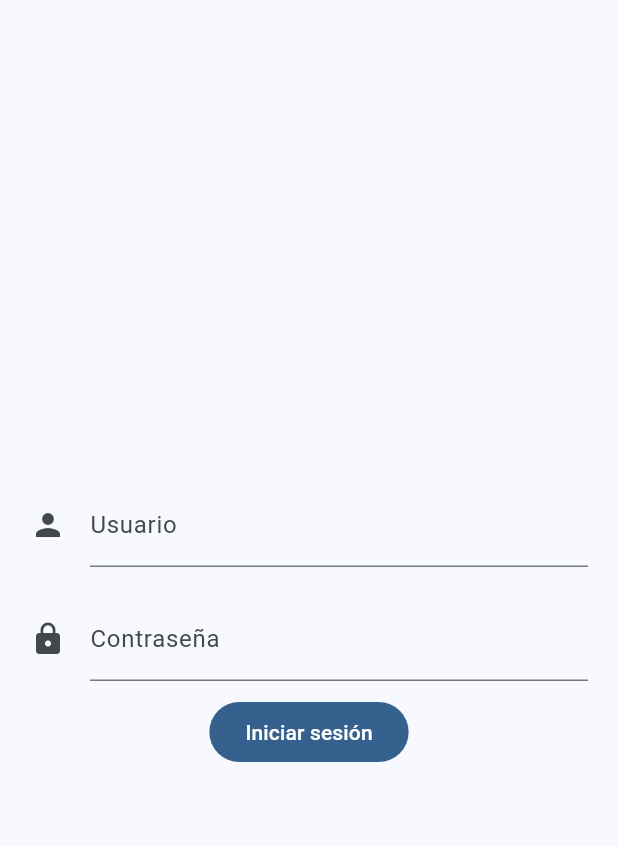
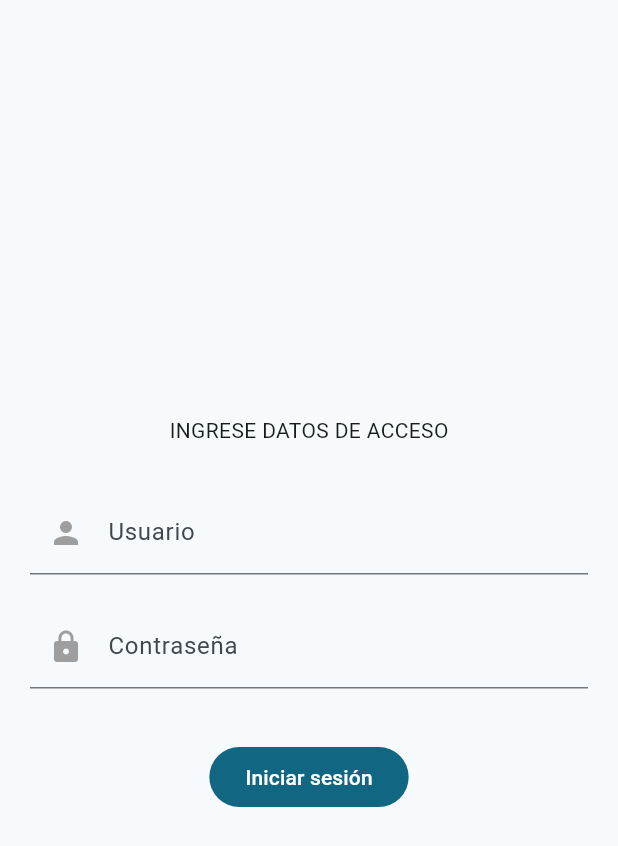
Before and after one commit to FredyRN/fr_iempb, a Flutter app: the screen it shows after launch, on a phone screen of 412 x 824 dp. Shown: the top 846 px of the screen. Run offline on Flutter 3.47's test engine with Material 2 defaults, Android fonts, the phone set to English and light mode, and no system bars.

Commit message:
Added color validation on text input for login form.

```diff
--- a/lib/main.dart
+++ b/lib/main.dart
@@ -15,7 +15,7 @@ class MyApp extends StatelessWidget {
     return MaterialApp(
       debugShowCheckedModeBanner: false,
       title: 'Aprendo música colombiana',
-      theme: AppTheme(selectedColor: 0).getTheme(),
+      theme: AppTheme(selectedColor: 2).getTheme(),
       home: const MyHomePage(title: 'Aprendo música colombiana'),
     );
   }
--- a/lib/presentation/screens/home/home_screen.dart
+++ b/lib/presentation/screens/home/home_screen.dart
@@ -13,17 +13,34 @@ class _MyHomePageState extends State<MyHomePage> {
   @override
   Widget build(BuildContext context) {
     return Scaffold(
-      body: Center(
+      body: Form(
+        child: Center(
           child: Column(
             mainAxisAlignment: MainAxisAlignment.center,
             children: <Widget>[
+              const Padding(
+                padding: EdgeInsets.symmetric(horizontal: 1, vertical: 20),
+                child: Text('INGRESE DATOS DE ACCESO'),
+              ),
               Padding(
-              padding: const EdgeInsets.symmetric(horizontal: 20, vertical: 10),
+                padding:
+                    const EdgeInsets.symmetric(horizontal: 20, vertical: 10),
                 child: TextFormField(
-                decoration: const InputDecoration(
-                    border: UnderlineInputBorder(),
+                  decoration: InputDecoration(
+                    border: const UnderlineInputBorder(),
                     labelText: 'Usuario',
-                    icon: Icon(Icons.person)),
+                    prefixIcon: const Icon(Icons.person),
+                    prefixIconColor: MaterialStateColor.resolveWith(
+                        (Set<MaterialState> states) {
+                      if (states.contains(MaterialState.focused)) {
+                        return Theme.of(context).primaryColor;
+                      }
+                      if (states.contains(MaterialState.error)) {
+                        return Colors.red;
+                      }
+                      return Colors.grey;
+                    }),
+                  ),
                   validator: (value) {
                     if (value == null || value.isEmpty) {
                       return 'Usuario requerido';
@@ -33,14 +50,25 @@ class _MyHomePageState extends State<MyHomePage> {
                 ),
               ),
               Padding(
-              padding: const EdgeInsets.symmetric(horizontal: 20, vertical: 10),
+                padding:
+                    const EdgeInsets.symmetric(horizontal: 20, vertical: 10),
                 child: TextFormField(
                   obscureText: true,
                   obscuringCharacter: '*',
-                decoration: const InputDecoration(
-                  border: UnderlineInputBorder(),
+                  decoration: InputDecoration(
+                    border: const UnderlineInputBorder(),
                     labelText: 'Contraseña',
-                  icon: Icon(Icons.lock),
+                    prefixIcon: const Icon(Icons.lock),
+                    prefixIconColor: MaterialStateColor.resolveWith(
+                        (Set<MaterialState> states) {
+                      if (states.contains(MaterialState.focused)) {
+                        return Theme.of(context).primaryColor;
+                      }
+                      if (states.contains(MaterialState.error)) {
+                        return Colors.red;
+                      }
+                      return Colors.grey;
+                    }),
                   ),
                   validator: (value) {
                     if (value == null || value.isEmpty) {
@@ -50,8 +78,14 @@ class _MyHomePageState extends State<MyHomePage> {
                   },
                 ),
               ),
-            FilledButton(onPressed: () {}, child: const Text('Iniciar sesión'))
+              Padding(
+                padding:
+                    const EdgeInsets.symmetric(horizontal: 1, vertical: 25),
+                child: FilledButton(
+                    onPressed: () {}, child: const Text('Iniciar sesión')),
+              )
             ],
+          ),
         ),
       ),
     );
```
Also changed, not shown: 3 other files. Lines whose indentation alone changed are shown as unchanged.
